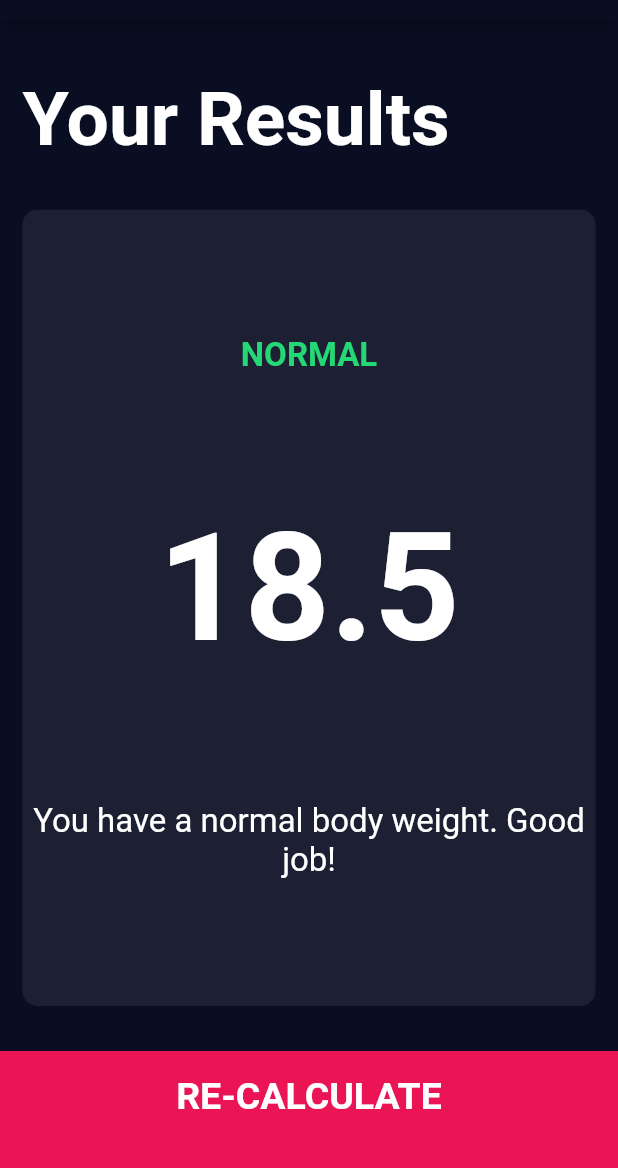
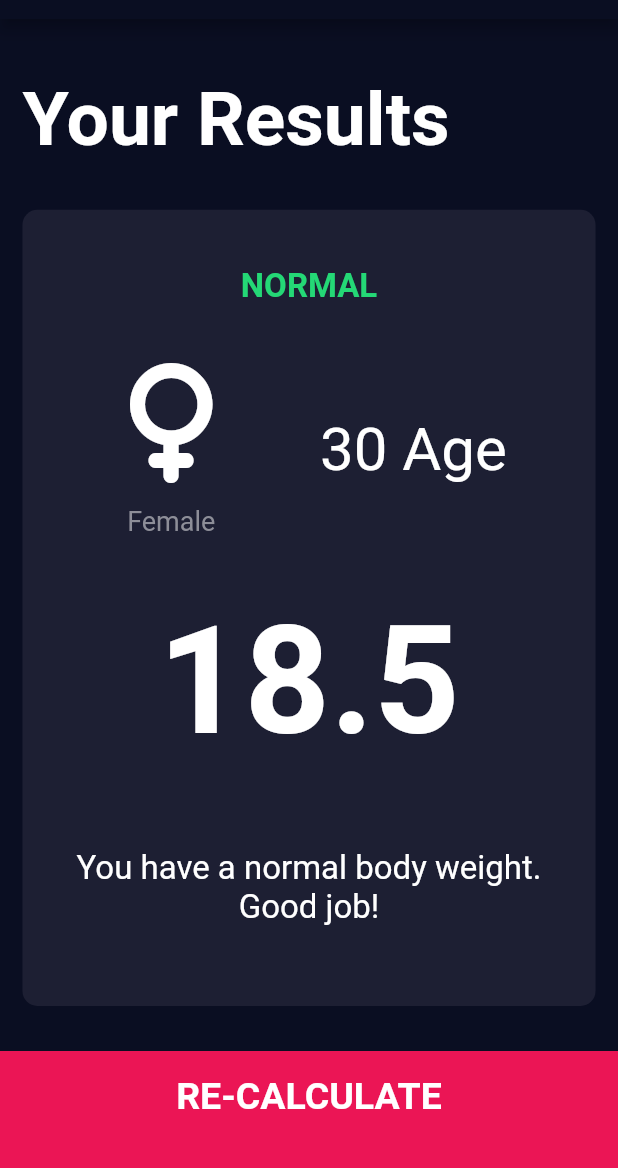
Before and after one commit to Vladimir182/BMI_Calculator_Flutter, a Flutter app: the screen it shows after launch, after a tap on "CALCULATE", on a phone screen of 412 x 824 dp, the part 65-1233 px from its top. Run offline on Flutter 3.47's test engine with Material 3 defaults, Android fonts, the phone set to English and light mode, and no system bars; our stand-ins replace font_awesome_flutter.

Commit message:
added  two widgets for result page

```diff
--- a/lib/screen/input_page.dart
+++ b/lib/screen/input_page.dart
@@ -217,6 +217,14 @@ class _InputPageState extends State<InputPage> {
                     bmiResult: calc.calculateBMI(),
                     interpretation: calc.getInterpretation(),
                     resultText: calc.getResult(),
+                    age: age,
+                    gender: IconContent(
+                      label:
+                          selectedGender == GenderType.male ? 'Male' : 'Female',
+                      icon: selectedGender == GenderType.male
+                          ? FontAwesomeIcons.mars
+                          : FontAwesomeIcons.venus,
+                    ),
                   ),
                 ),
               );
--- a/lib/screen/result_page.dart
+++ b/lib/screen/result_page.dart
@@ -10,11 +10,15 @@ class ResultsPage extends StatelessWidget {
     required this.bmiResult,
     required this.interpretation,
     required this.resultText,
+    required this.age,
+    required this.gender,
   });
 
   final String bmiResult;
   final String resultText;
   final String interpretation;
+  final int age;
+  final Widget gender;
 
   @override
   Widget build(BuildContext context) {
@@ -48,14 +52,29 @@ class ResultsPage extends StatelessWidget {
                     resultText.toUpperCase(),
                     style: kResultTextStyle,
                   ),
+                  Row(
+                    mainAxisAlignment: MainAxisAlignment.spaceEvenly,
+                    children: [
+                      gender,
+                      Text(
+                        '${age.toString()} Age',
+                        style: const TextStyle(
+                          fontSize: 40,
+                        ),
+                      ),
+                    ],
+                  ),
                   Text(
                     bmiResult,
                     style: kBMITextStyle,
                   ),
-                  Text(
-                    interpretation,
-                    style: kBodyTextStyle,
-                    textAlign: TextAlign.center,
+                  Container(
+                    padding: const EdgeInsets.all(15.0),
+                    child: Text(
+                      interpretation,
+                      style: kBodyTextStyle,
+                      textAlign: TextAlign.center,
+                    ),
                   )
                 ],
               ),
```
